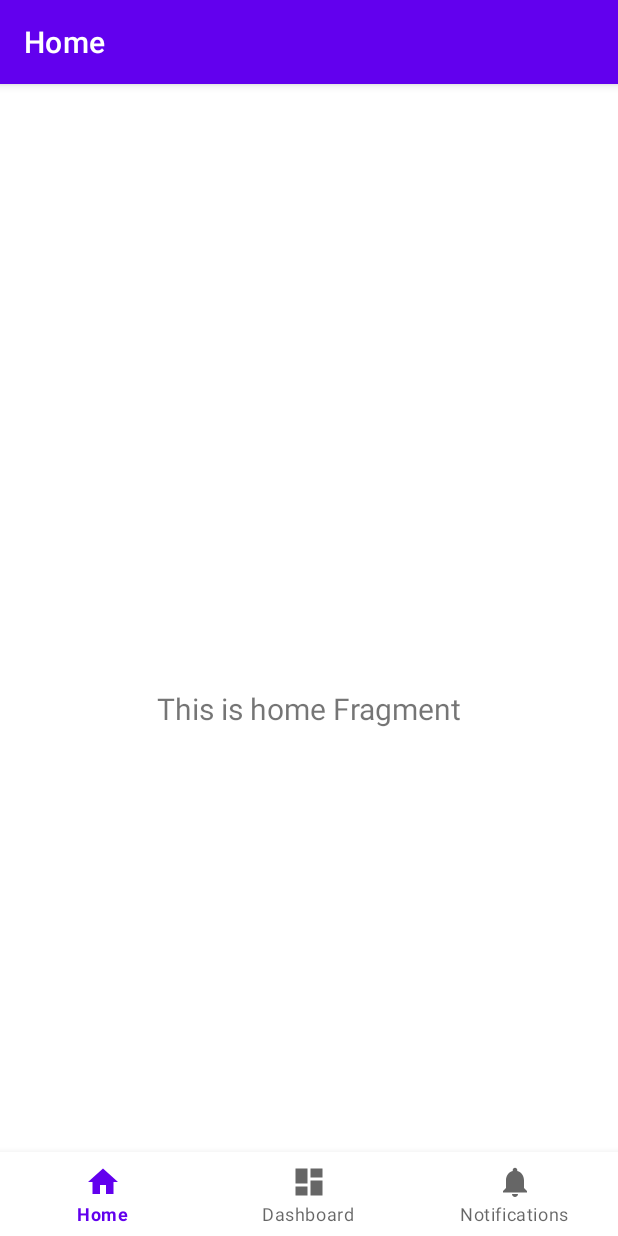
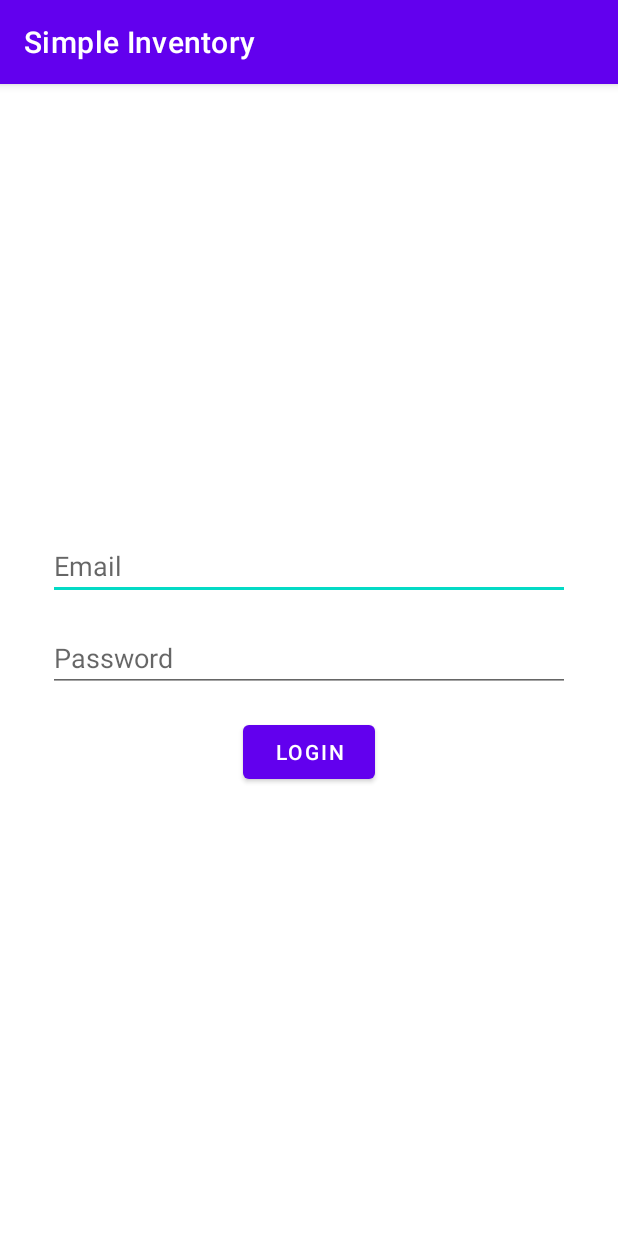
Before and after one commit to gabor7d2/SimpleInventory, an Android app: the screen it shows after launch (MainActivity before the commit, LoginActivity after it), after a tap on "LOGIN", on a phone screen of 412 x 824 dp. Run offline under Robolectric (Android 15) with nearby library versions, the phone set to English and light mode, and no system bars; our stand-ins replace Firebase (no records; nobody signed in at launch, a user with empty details on screens opened directly).

```diff
--- /dev/null
+++ b/SimpleInventory/app/src/main/java/net/gabor7d2/simpleinventory/Preferences.kt
@@ -0,0 +1,44 @@
+package net.gabor7d2.simpleinventory
+
+import android.content.Context
+import android.content.Context.MODE_PRIVATE
+
+class Preferences(private val context: Context) {
+
+    companion object {
+        private const val CREDENTIALS_SAVED = "CredentialsSaved"
+        private const val EMAIL = "Email"
+        private const val PASSWORD = "Password"
+        private const val SIMPLE_INVENTORY_CREDENTIALS = "SimpleInventoryCredentials"
+    }
+
+    private val prefs = context.getSharedPreferences(SIMPLE_INVENTORY_CREDENTIALS, MODE_PRIVATE)
+
+    fun areLoginCredentialsSaved(): Boolean {
+        return prefs.getBoolean(CREDENTIALS_SAVED, false)
+    }
+
+    fun storeLoginCredentials(email: String, password: String) {
+        val editor = prefs.edit()
+        editor.putBoolean(CREDENTIALS_SAVED, true)
+        editor.putString(EMAIL, email)
+        editor.putString(PASSWORD, password)
+        editor.apply()
+    }
+
+    fun clearLoginCredentials() {
+        val editor = prefs.edit()
+        editor.putBoolean(CREDENTIALS_SAVED, false)
+        editor.remove(EMAIL)
+        editor.remove(PASSWORD)
+        editor.apply()
+    }
+
+    fun getEmail(): String {
+        return prefs.getString(EMAIL, "") ?: ""
+    }
+
+    fun getPassword(): String {
+        return prefs.getString(PASSWORD, "") ?: ""
+    }
+}
--- a/SimpleInventory/app/src/main/java/net/gabor7d2/simpleinventory/ui/LoginActivity.kt
+++ b/SimpleInventory/app/src/main/java/net/gabor7d2/simpleinventory/ui/LoginActivity.kt
@@ -1,27 +1,69 @@
 package net.gabor7d2.simpleinventory.ui
 
+import android.content.Intent
 import androidx.appcompat.app.AppCompatActivity
 import android.os.Bundle
-import androidx.activity.OnBackPressedCallback
+import android.widget.Toast
+import com.google.firebase.auth.ktx.auth
+import com.google.firebase.ktx.Firebase
+import net.gabor7d2.simpleinventory.Preferences
+import net.gabor7d2.simpleinventory.R
 import net.gabor7d2.simpleinventory.databinding.ActivityLoginBinding
 
 class LoginActivity : AppCompatActivity() {
 
     private lateinit var binding: ActivityLoginBinding
 
+    private lateinit var prefs: Preferences
+
     override fun onCreate(savedInstanceState: Bundle?) {
         super.onCreate(savedInstanceState)
         binding = ActivityLoginBinding.inflate(layoutInflater)
         setContentView(binding.root)
 
-        binding.buttonLogin.setOnClickListener {
-            finish()
+        if (Firebase.auth.currentUser != null) {
+            afterSignIn()
         }
 
-        onBackPressedDispatcher.addCallback(this, object : OnBackPressedCallback(true) {
-            override fun handleOnBackPressed() {
+        prefs = Preferences(this)
+        if (prefs.areLoginCredentialsSaved()) {
+            binding.etEmail.setText(prefs.getEmail())
+            binding.etPassword.setText(prefs.getPassword())
+            signInToFirebase()
+        }
 
+        binding.buttonLogin.setOnClickListener {
+            signInToFirebase()
+        }
+    }
+
+    private fun signInToFirebase() {
+        binding.buttonLogin.isEnabled = false
+        val prefs = Preferences(this)
+
+        Firebase.auth.signInWithEmailAndPassword(
+            binding.etEmail.text.toString(),
+            binding.etPassword.text.toString()
+        )
+            .addOnCompleteListener(this) { task ->
+                if (task.isSuccessful) {
+                    prefs.storeLoginCredentials(
+                        binding.etEmail.text.toString(),
+                        binding.etPassword.text.toString()
+                    )
+                    afterSignIn()
+                } else {
+                    Toast.makeText(
+                        baseContext,
+                        R.string.login_error,
+                        Toast.LENGTH_SHORT,
+                    ).show()
+                    binding.buttonLogin.isEnabled = true
+                }
             }
-        })
+    }
+
+    private fun afterSignIn() {
+        startActivity(Intent(this, MainActivity::class.java))
     }
 }
--- a/SimpleInventory/app/src/main/java/net/gabor7d2/simpleinventory/ui/MainActivity.kt
+++ b/SimpleInventory/app/src/main/java/net/gabor7d2/simpleinventory/ui/MainActivity.kt
@@ -1,6 +1,5 @@
 package net.gabor7d2.simpleinventory.ui
 
-import android.content.Intent
 import android.os.Bundle
 import com.google.android.material.bottomnavigation.BottomNavigationView
 import androidx.appcompat.app.AppCompatActivity
@@ -17,12 +16,6 @@ class MainActivity : AppCompatActivity() {
 
     override fun onCreate(savedInstanceState: Bundle?) {
         super.onCreate(savedInstanceState)
-
-        val prefs = getSharedPreferences("SimpleInventoryCredentials", MODE_PRIVATE)
-        val loggedIn = prefs.getBoolean("LoggedIn", false)
-        if (!loggedIn) {
-            startActivity(Intent(this, LoginActivity::class.java))
-        }
 
         binding = ActivityMainBinding.inflate(layoutInflater)
         setContentView(binding.root)
--- a/SimpleInventory/app/src/main/res/layout/activity_login.xml
+++ b/SimpleInventory/app/src/main/res/layout/activity_login.xml
@@ -8,11 +8,11 @@
     android:orientation="vertical">
 
     <EditText
-        android:id="@+id/et_username"
+        android:id="@+id/et_email"
         android:layout_width="match_parent"
         android:layout_height="wrap_content"
         android:layout_marginVertical="8dp"
-        android:hint="Username"
+        android:hint="@string/prompt_email"
         android:singleLine="true" />
 
     <EditText
@@ -20,7 +20,7 @@
         android:layout_width="match_parent"
         android:layout_height="wrap_content"
         android:layout_marginVertical="8dp"
-        android:hint="Password"
+        android:hint="@string/prompt_password"
         android:singleLine="true"
         android:inputType="textPassword"/>
 
@@ -29,6 +29,6 @@
         android:layout_width="wrap_content"
         android:layout_height="wrap_content"
         android:layout_margin="8dp"
-        android:text="Login" />
+        android:text="@string/button_login" />
 
 </LinearLayout>
--- a/SimpleInventory/app/src/main/res/values/strings.xml
+++ b/SimpleInventory/app/src/main/res/values/strings.xml
@@ -3,4 +3,8 @@
     <string name="title_home">Home</string>
     <string name="title_dashboard">Dashboard</string>
     <string name="title_notifications">Notifications</string>
+    <string name="prompt_email">Email</string>
+    <string name="prompt_password">Password</string>
+    <string name="button_login">Login</string>
+    <string name="login_error">Login failed</string>
 </resources>
--- a/SimpleInventory/build.gradle.kts
+++ b/SimpleInventory/build.gradle.kts
@@ -2,4 +2,5 @@
 plugins {
     id("com.android.application") version "8.1.2" apply false
     id("org.jetbrains.kotlin.android") version "1.9.0" apply false
+    id("com.google.gms.google-services") version "4.4.0" apply false
 }
```
Also changed, not shown: SimpleInventory/app/build.gradle.kts (+6 -1 lines), SimpleInventory/app/src/main/AndroidManifest.xml (+7 -5 lines).
